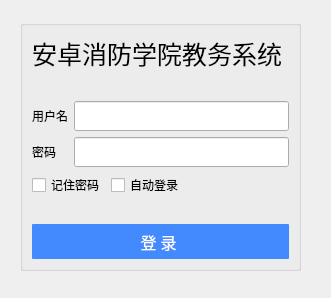
The window that MyProject/EducationalSystem/src/logindialog.ui (metanoia1989/QTStudy) describes before a commit, drawn with Qt 5.
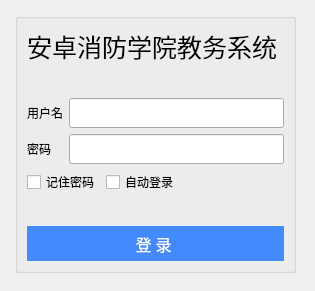
The same window after the commit.

```diff
--- a/MyProject/EducationalSystem/src/logindialog.ui
+++ b/MyProject/EducationalSystem/src/logindialog.ui
@@ -1,30 +1,45 @@
 <?xml version="1.0" encoding="UTF-8"?>
 <ui version="4.0">
  <class>LoginDialog</class>
- <widget class="QWidget" name="LoginDialog">
+ <widget class="QDialog" name="LoginDialog">
   <property name="geometry">
    <rect>
     <x>0</x>
     <y>0</y>
-    <width>331</width>
-    <height>298</height>
+    <width>315</width>
+    <height>291</height>
    </rect>
   </property>
+  <property name="sizePolicy">
+   <sizepolicy hsizetype="Fixed" vsizetype="Fixed">
+    <horstretch>0</horstretch>
+    <verstretch>0</verstretch>
+   </sizepolicy>
+  </property>
+  <property name="maximumSize">
+   <size>
+    <width>315</width>
+    <height>298</height>
+   </size>
+  </property>
   <property name="windowTitle">
    <string>Form</string>
   </property>
   <widget class="QGroupBox" name="groupBox">
    <property name="geometry">
     <rect>
-     <x>20</x>
-     <y>20</y>
+     <x>15</x>
+     <y>13</y>
      <width>281</width>
-     <height>251</height>
+     <height>260</height>
     </rect>
    </property>
    <property name="title">
     <string/>
    </property>
+   <property name="flat">
+    <bool>false</bool>
+   </property>
    <layout class="QVBoxLayout" name="verticalLayout">
     <item>
      <widget class="QLabel" name="label">
@@ -96,6 +111,9 @@
         <property name="text">
          <string/>
         </property>
+        <property name="echoMode">
+         <enum>QLineEdit::Password</enum>
+        </property>
        </widget>
       </item>
      </layout>
```
Left out of the diff: 2 changed lines with no effect on the pictures.
